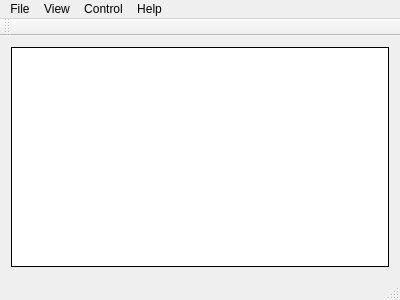
This is src/mainwindow.ui in uazure/qLab as Qt 5 draws it before an edit. The edited form follows.
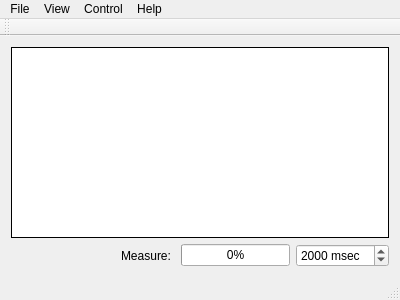
This is the edited form.

The edit to the form file:
```diff
--- a/src/mainwindow.ui
+++ b/src/mainwindow.ui
@@ -37,6 +37,62 @@
       </property>
      </widget>
     </item>
+    <item>
+     <layout class="QHBoxLayout" name="horizontalLayout">
+      <item>
+       <spacer name="horizontalSpacer">
+        <property name="orientation">
+         <enum>Qt::Horizontal</enum>
+        </property>
+        <property name="sizeHint" stdset="0">
+         <size>
+          <width>40</width>
+          <height>20</height>
+         </size>
+        </property>
+       </spacer>
+      </item>
+      <item>
+       <widget class="QLabel" name="label">
+        <property name="text">
+         <string>Measure: </string>
+        </property>
+       </widget>
+      </item>
+      <item>
+       <widget class="QProgressBar" name="measureIntervalProgressBar">
+        <property name="maximum">
+         <number>1000</number>
+        </property>
+        <property name="value">
+         <number>0</number>
+        </property>
+       </widget>
+      </item>
+      <item>
+       <widget class="QSpinBox" name="measureIntervalSpinBox">
+        <property name="toolTip">
+         <string>Measure interval (msec)</string>
+        </property>
+        <property name="suffix">
+         <string> msec</string>
+        </property>
+        <property name="minimum">
+         <number>100</number>
+        </property>
+        <property name="maximum">
+         <number>30000</number>
+        </property>
+        <property name="singleStep">
+         <number>100</number>
+        </property>
+        <property name="value">
+         <number>2000</number>
+        </property>
+       </widget>
+      </item>
+     </layout>
+    </item>
    </layout>
   </widget>
   <widget class="QMenuBar" name="menuBar">
```
Left out of the diff: 4 changed lines with no effect on the pictures.
